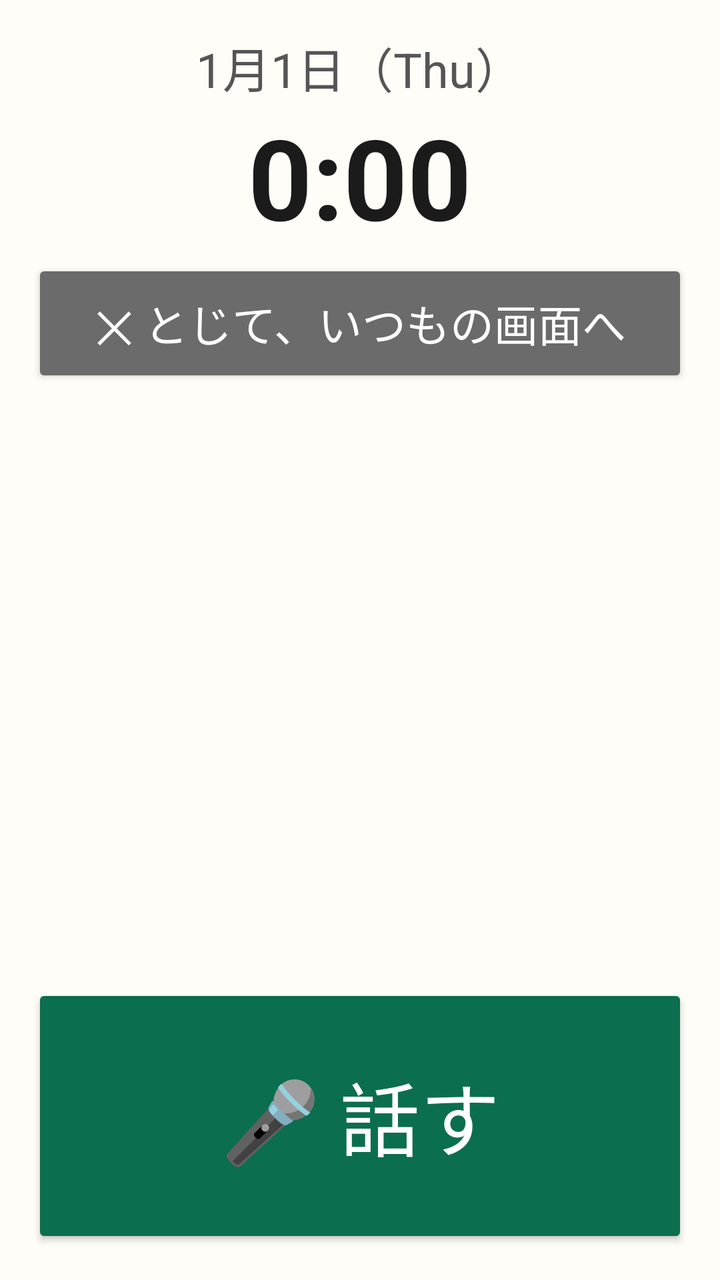
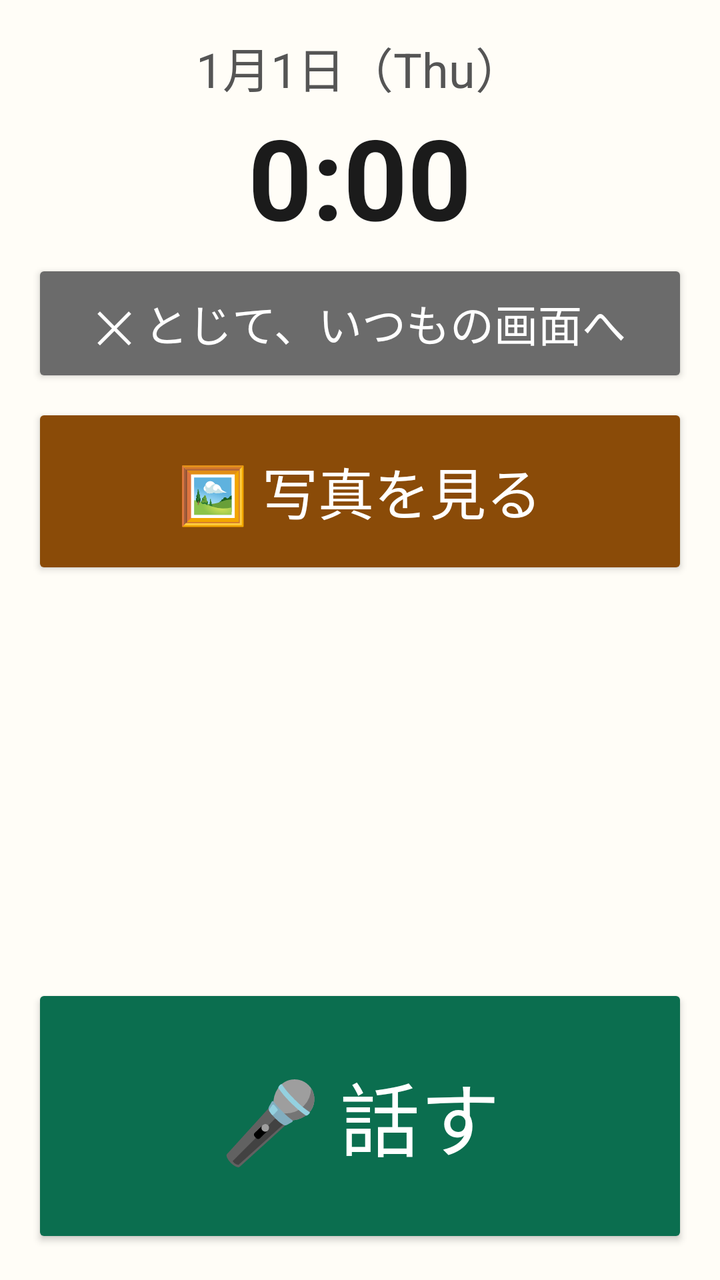

Before-and-after screenshots of an Android layout around one commit, followed by the original layout XML and the change that was made.
<!-- AndroidManifest.xml: application theme AppTheme -->
<!-- res/layout/activity_main.xml -->
<?xml version="1.0" encoding="utf-8"?>
<LinearLayout xmlns:android="http://schemas.android.com/apk/res/android"
    android:layout_width="match_parent"
    android:layout_height="match_parent"
    android:fitsSystemWindows="true"
    android:orientation="vertical"
    android:padding="16dp">

    
    <LinearLayout
        android:id="@+id/clockArea"
        android:layout_width="match_parent"
        android:layout_height="wrap_content"
        android:gravity="center_horizontal"
        android:orientation="vertical">

        <TextClock
            android:layout_width="wrap_content"
            android:layout_height="wrap_content"
            android:format12Hour="M月d日（E）"
            android:format24Hour="M月d日（E）"
            android:textColor="@color/sub"
            android:textSize="24sp" />

        <TextClock
            android:layout_width="wrap_content"
            android:layout_height="wrap_content"
            android:format12Hour="H:mm"
            android:format24Hour="H:mm"
            android:textColor="@color/ink"
            android:textSize="56sp"
            android:textStyle="bold" />
    </LinearLayout>

    <Button
        android:id="@+id/exit"
        android:layout_width="match_parent"
        android:layout_height="64dp"
        android:layout_marginTop="4dp"
        android:backgroundTint="@color/no"
        android:text="✕ とじて、いつもの画面へ"
        android:textColor="@color/white"
        android:textSize="22sp" />

    
    <FrameLayout
        android:layout_width="match_parent"
        android:layout_height="0dp"
        android:layout_marginTop="8dp"
        android:layout_weight="1">

        <ScrollView
            android:id="@+id/homePanel"
            android:layout_width="match_parent"
            android:layout_height="match_parent"
            android:fillViewport="true">

            <LinearLayout
                android:layout_width="match_parent"
                android:layout_height="wrap_content"
                android:orientation="vertical">

                <TextView
                    android:id="@+id/listHeader"
                    android:layout_width="match_parent"
                    android:layout_height="wrap_content"
                    android:paddingBottom="8dp"
                    android:textColor="@color/sub"
                    android:textSize="22sp" />

                <LinearLayout
                    android:id="@+id/contactList"
                    android:layout_width="match_parent"
                    android:layout_height="wrap_content"
                    android:orientation="vertical" />
            </LinearLayout>
        </ScrollView>

        <LinearLayout
            android:id="@+id/photoPanel"
            android:layout_width="match_parent"
            android:layout_height="match_parent"
            android:background="#000000"
            android:orientation="vertical"
            android:visibility="gone">

            <TextView
                android:id="@+id/photoInfo"
                android:layout_width="match_parent"
                android:layout_height="wrap_content"
                android:gravity="center"
                android:padding="6dp"
                android:textColor="@color/white"
                android:textSize="20sp" />

            <ImageView
                android:id="@+id/photo"
                android:layout_width="match_parent"
                android:layout_height="0dp"
                android:layout_weight="1"
                android:contentDescription="写真"
                android:scaleType="fitCenter" />

            <LinearLayout
                android:layout_width="match_parent"
                android:layout_height="wrap_content"
                android:orientation="horizontal">

                <Button
                    android:id="@+id/photoPrev"
                    android:layout_width="0dp"
                    android:layout_height="72dp"
                    android:layout_weight="1"
                    android:text="◀ 前"
                    android:textSize="24sp" />

                <Button
                    android:id="@+id/photoClose"
                    android:layout_width="0dp"
                    android:layout_height="72dp"
                    android:layout_weight="1"
                    android:text="とじる"
                    android:textSize="24sp" />

                <Button
                    android:id="@+id/photoNext"
                    android:layout_width="0dp"
                    android:layout_height="72dp"
                    android:layout_weight="1"
                    android:text="次 ▶"
                    android:textSize="24sp" />
            </LinearLayout>
        </LinearLayout>

        
        <LinearLayout
            android:id="@+id/webPanel"
            android:layout_width="match_parent"
            android:layout_height="match_parent"
            android:orientation="vertical"
            android:visibility="gone">

            <WebView
                android:id="@+id/web"
                android:layout_width="match_parent"
                android:layout_height="0dp"
                android:layout_weight="1" />

            <LinearLayout
                android:layout_width="match_parent"
                android:layout_height="wrap_content"
                android:orientation="horizontal">

                <Button
                    android:id="@+id/webUp"
                    android:layout_width="0dp"
                    android:layout_height="72dp"
                    android:layout_weight="1"
                    android:text="▲ 上"
                    android:textSize="22sp" />

                <Button
                    android:id="@+id/webDown"
                    android:layout_width="0dp"
                    android:layout_height="72dp"
                    android:layout_weight="1"
                    android:text="▼ 下"
                    android:textSize="22sp" />

                <Button
                    android:id="@+id/webBack"
                    android:layout_width="0dp"
                    android:layout_height="72dp"
                    android:layout_weight="1"
                    android:text="◀ 前"
                    android:textSize="22sp" />

                <Button
                    android:id="@+id/webClose"
                    android:layout_width="0dp"
                    android:layout_height="72dp"
                    android:layout_weight="1"
                    android:text="とじる"
                    android:textSize="22sp" />
            </LinearLayout>
        </LinearLayout>
    </FrameLayout>

    
    <TextView
        android:id="@+id/message"
        android:layout_width="match_parent"
        android:layout_height="wrap_content"
        android:layout_marginTop="8dp"
        android:gravity="center"
        android:minLines="2"
        android:textColor="@color/ink"
        android:textSize="26sp"
        android:textStyle="bold" />

    <TextView
        android:id="@+id/heard"
        android:layout_width="match_parent"
        android:layout_height="wrap_content"
        android:gravity="center"
        android:maxLines="2"
        android:textColor="@color/sub"
        android:textSize="20sp" />

    <LinearLayout
        android:id="@+id/confirmRow"
        android:layout_width="match_parent"
        android:layout_height="wrap_content"
        android:layout_marginTop="8dp"
        android:orientation="horizontal"
        android:visibility="gone">

        <Button
            android:id="@+id/yes"
            android:layout_width="0dp"
            android:layout_height="96dp"
            android:layout_weight="1"
            android:backgroundTint="@color/yes"
            android:text="はい"
            android:textColor="@color/white"
            android:textSize="34sp" />

        <Button
            android:id="@+id/no"
            android:layout_width="0dp"
            android:layout_height="96dp"
            android:layout_weight="1"
            android:backgroundTint="@color/no"
            android:text="いいえ"
            android:textColor="@color/white"
            android:textSize="34sp" />
    </LinearLayout>

    <Button
        android:id="@+id/talk"
        android:layout_width="match_parent"
        android:layout_height="132dp"
        android:layout_marginTop="8dp"
        android:backgroundTint="@color/talk"
        android:text="🎤 話す"
        android:textColor="@color/white"
        android:textSize="40sp" />
</LinearLayout>
<!-- resources referenced by this layout -->
<resources>
  <color name="ink">#1B1B1B</color>
  <color name="no">#6B6B6B</color>
  <color name="sub">#555555</color>
  <color name="talk">#0B6E4F</color>
  <color name="white">#FFFFFF</color>
  <color name="yes">#0B6E4F</color>
  <style name="AppTheme" parent="android:Theme.Material.Light.NoActionBar">
          <item name="android:windowBackground">@color/bg</item>
          <item name="android:statusBarColor">@color/bg</item>
          <item name="android:navigationBarColor">@color/bg</item>
          <item name="android:windowLightStatusBar">true</item>
          <item name="android:colorAccent">@color/talk</item>
      </style>
  <color name="bg">#FFFDF7</color>
</resources>

<!-- the commit's change to res/layout/activity_main.xml (unified diff, before → after) -->
@@ -59,6 +59,16 @@
                 android:layout_width="match_parent"
                 android:layout_height="wrap_content"
                 android:orientation="vertical">
+
+                <Button
+                    android:id="@+id/openPhotos"
+                    android:layout_width="match_parent"
+                    android:layout_height="88dp"
+                    android:layout_marginBottom="12dp"
+                    android:backgroundTint="@color/photo"
+                    android:text="🖼 写真を見る"
+                    android:textColor="@color/white"
+                    android:textSize="28sp" />
 
                 <TextView
                     android:id="@+id/listHeader"
<!-- resource entries referenced after the edit -->
@@ -2,6 +2,7 @@
 <resources>
   <color name="ink">#1B1B1B</color>
   <color name="no">#6B6B6B</color>
+  <color name="photo">#8A4B08</color>
   <color name="sub">#555555</color>
   <color name="talk">#0B6E4F</color>
   <color name="white">#FFFFFF</color>
